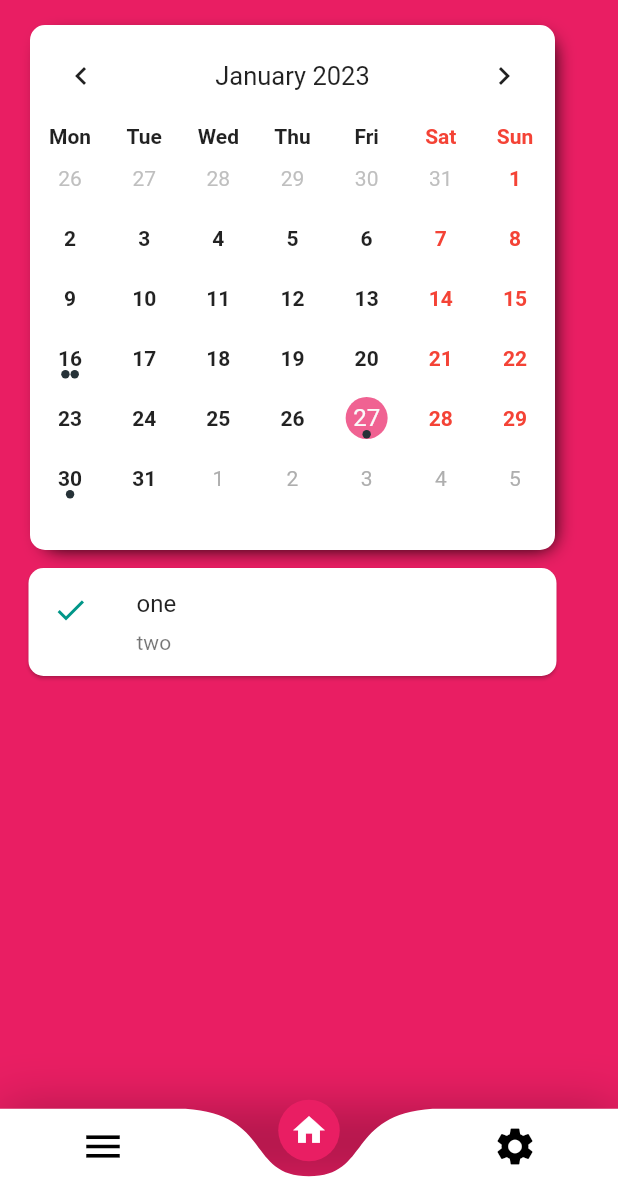
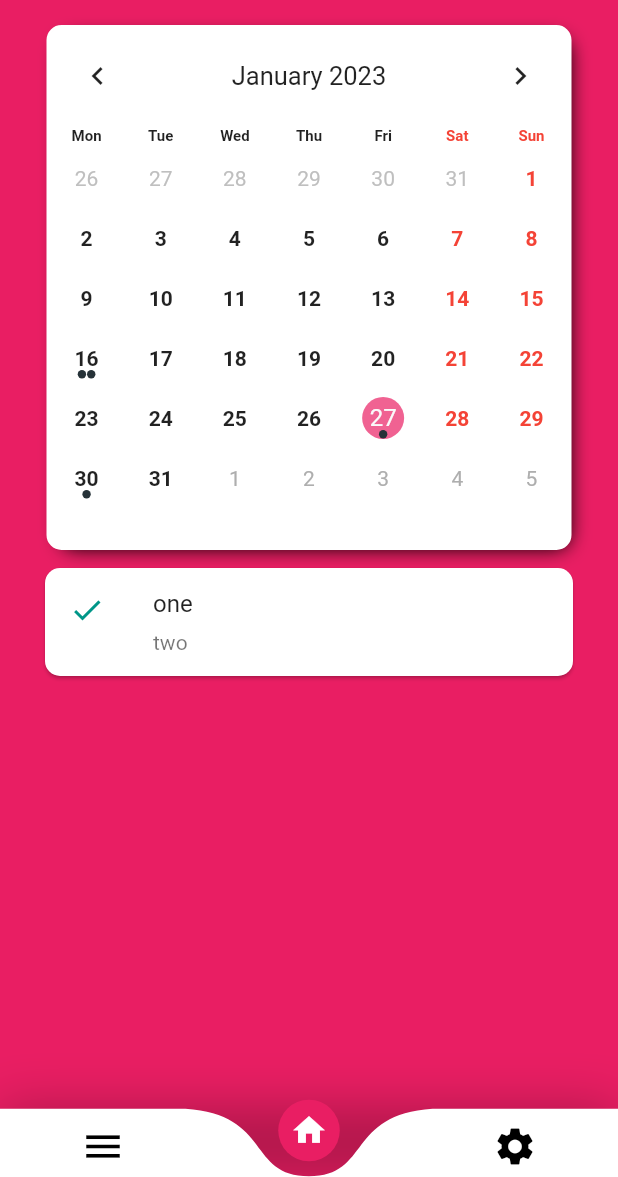
Before and after one commit to Addy2004/RemindMe, a Flutter app: the screen it shows after launch, on a phone screen of 412 x 824 dp, the part 59-1236 px from its top. Run offline on Flutter 3.47's test engine with Material 2 defaults, Android fonts, the phone set to English and light mode, and no system bars; drawn by our look-alikes of table_calendar.

Commit message:
potential bug hotfix

```diff
--- a/lib/screens/add_reminder_screen.dart
+++ b/lib/screens/add_reminder_screen.dart
@@ -192,7 +192,9 @@ class _AddReminderScreenState extends State<AddReminderScreen> {
                   ),
               )
             ),
-            onPressed: () {},
+            onPressed: () {
+              Navigator.pop(context);
+            },
             child: const Text('Add',
               style: TextStyle(color: Colors.pink),
             ),
--- a/lib/screens/home_screen.dart
+++ b/lib/screens/home_screen.dart
@@ -96,7 +96,8 @@ class _EventCalendarScreenState extends State<EventCalendarScreen> {
         centerTitle: true,
         title: const Text('RemindMe'),
       ),
-      body: Column(
+      body: Center(
+        child: Column(
           children: [
             Container(
               height: 350,
@@ -133,8 +134,8 @@ class _EventCalendarScreenState extends State<EventCalendarScreen> {
                   ),
 
                   daysOfWeekStyle: const DaysOfWeekStyle(
-                  weekendStyle: TextStyle(fontWeight: FontWeight.bold, color: Colors.red),
-                  weekdayStyle: TextStyle(fontWeight: FontWeight.bold),
+                    weekendStyle: TextStyle(fontWeight: FontWeight.bold, color: Colors.red, fontSize: 10),
+                    weekdayStyle: TextStyle(fontWeight: FontWeight.bold, fontSize: 10),
                   ),
 
                   calendarStyle: const CalendarStyle(
@@ -204,6 +205,7 @@ class _EventCalendarScreenState extends State<EventCalendarScreen> {
             ),
           ],
         ),
+      ),
     );
   }
 }
```
Lines whose indentation alone changed are shown as unchanged.
